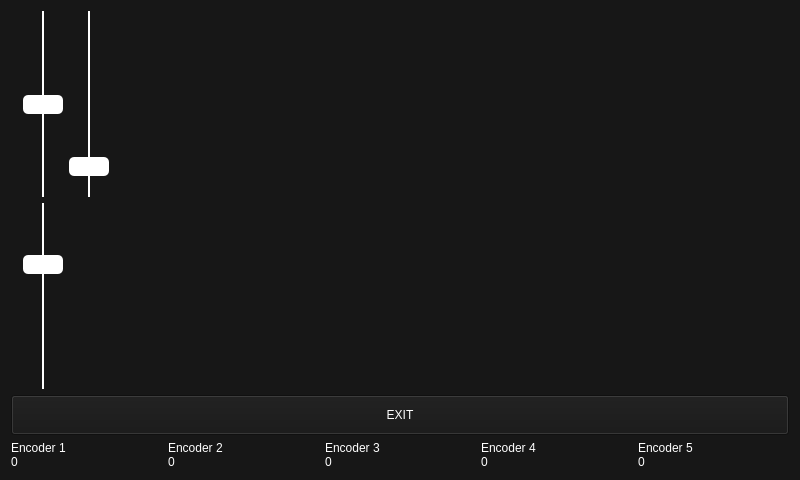
First picture: the form in src/mainwindow.ui, repository MrFrangipane/frangitron-raspberry, before the edit.
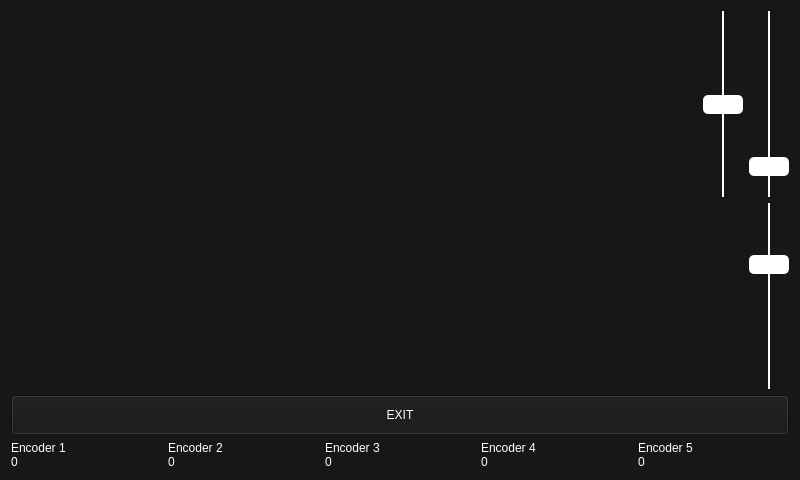
Second picture: the form after the edit. Custom widgets are drawn as their Qt base class.

Diff of the .ui file:
```diff
--- a/src/mainwindow.ui
+++ b/src/mainwindow.ui
@@ -74,20 +74,7 @@
    <bool>true</bool>
   </property>
   <layout class="QGridLayout" name="gridLayout">
-   <item row="1" column="4">
-    <spacer name="horizontalSpacer">
-     <property name="orientation">
-      <enum>Qt::Horizontal</enum>
-     </property>
-     <property name="sizeHint" stdset="0">
-      <size>
-       <width>710</width>
-       <height>20</height>
-      </size>
-     </property>
-    </spacer>
-   </item>
-   <item row="2" column="0" colspan="6">
+   <item row="2" column="0" colspan="5">
     <widget class="QPushButton" name="exit">
      <property name="minimumSize">
       <size>
@@ -100,7 +87,7 @@
      </property>
     </widget>
    </item>
-   <item row="3" column="0" colspan="6">
+   <item row="3" column="0" colspan="5">
     <layout class="QGridLayout" name="layoutEncoders">
      <property name="rightMargin">
       <number>0</number>
@@ -210,21 +197,36 @@
      </item>
     </layout>
    </item>
-   <item row="1" column="1">
-    <widget class="CompWidget" name="compInput" native="true">
-     <property name="displayName" stdset="0">
-      <string>IN COMP</string>
+   <item row="0" column="4">
+    <widget class="QSlider" name="sliderResonance">
+     <property name="maximum">
+      <number>60</number>
      </property>
+     <property name="value">
+      <number>10</number>
+     </property>
+     <property name="orientation">
+      <enum>Qt::Vertical</enum>
+     </property>
     </widget>
    </item>
-   <item row="0" column="0" rowspan="2">
-    <widget class="LevelMeterWidget" name="levelMeterInput" native="true">
-     <property name="displayName" stdset="0">
-      <string>IN</string>
+   <item row="1" column="4">
+    <widget class="QSlider" name="sliderComp">
+     <property name="minimum">
+      <number>-100</number>
      </property>
+     <property name="maximum">
+      <number>0</number>
+     </property>
+     <property name="value">
+      <number>-33</number>
+     </property>
+     <property name="orientation">
+      <enum>Qt::Vertical</enum>
+     </property>
     </widget>
    </item>
-   <item row="0" column="2">
+   <item row="0" column="3">
     <widget class="QSlider" name="sliderFilter">
      <property name="enabled">
       <bool>true</bool>
@@ -246,72 +248,12 @@
      </property>
     </widget>
    </item>
-   <item row="0" column="5" rowspan="2">
-    <widget class="LevelMeterWidget" name="levelMeterOutput" native="true">
-     <property name="displayName" stdset="0">
-      <string>OUT</string>
-     </property>
-    </widget>
-   </item>
-   <item row="0" column="1">
-    <widget class="FilterWidget" name="filterInput" native="true">
-     <property name="displayName" stdset="0">
-      <string>IN FLT</string>
-     </property>
-    </widget>
-   </item>
-   <item row="1" column="2">
-    <widget class="QSlider" name="sliderComp">
-     <property name="minimum">
-      <number>-100</number>
-     </property>
-     <property name="maximum">
-      <number>0</number>
-     </property>
-     <property name="value">
-      <number>-33</number>
-     </property>
-     <property name="orientation">
-      <enum>Qt::Vertical</enum>
-     </property>
-    </widget>
-   </item>
-   <item row="0" column="3">
-    <widget class="QSlider" name="sliderResonance">
-     <property name="maximum">
-      <number>60</number>
-     </property>
-     <property name="value">
-      <number>10</number>
-     </property>
-     <property name="orientation">
-      <enum>Qt::Vertical</enum>
-     </property>
-    </widget>
+   <item row="0" column="0" rowspan="2" colspan="3">
+    <layout class="QGridLayout" name="layoutPatch"/>
    </item>
   </layout>
  </widget>
  <layoutdefault spacing="6" margin="11"/>
- <customwidgets>
-  <customwidget>
-   <class>LevelMeterWidget</class>
-   <extends>QWidget</extends>
-   <header>ui/levelmeterwidget.h</header>
-   <container>1</container>
-  </customwidget>
-  <customwidget>
-   <class>FilterWidget</class>
-   <extends>QWidget</extends>
-   <header>ui/filterwidget.h</header>
-   <container>1</container>
-  </customwidget>
-  <customwidget>
-   <class>CompWidget</class>
-   <extends>QWidget</extends>
-   <header>ui/compwidget.h</header>
-   <container>1</container>
-  </customwidget>
- </customwidgets>
  <tabstops>
   <tabstop>exit</tabstop>
  </tabstops>
```
